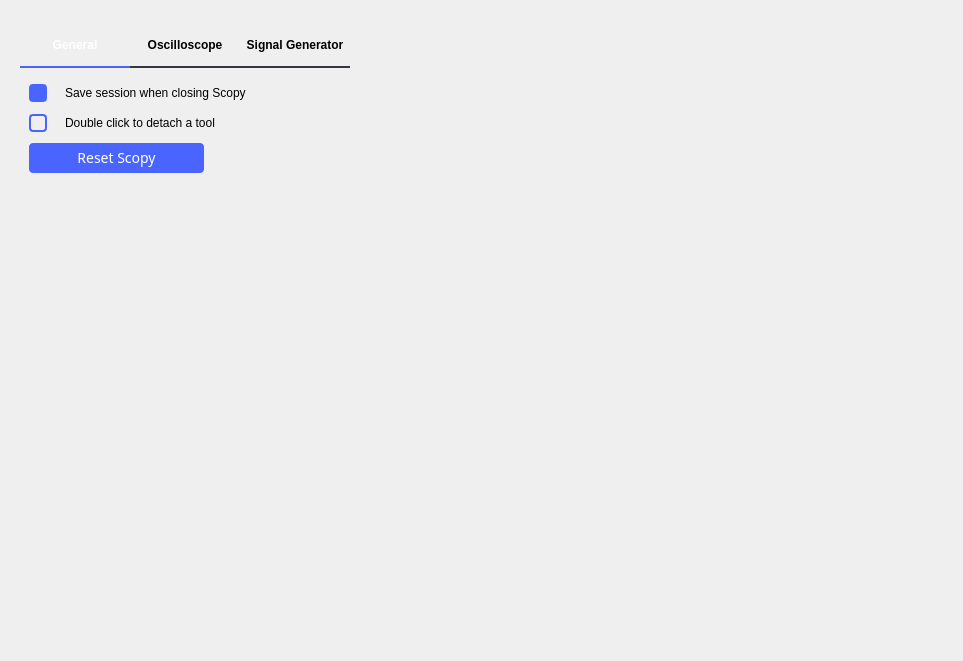
Old version of the form ui/preferences.ui in the repository analogdevicesinc/scopy.
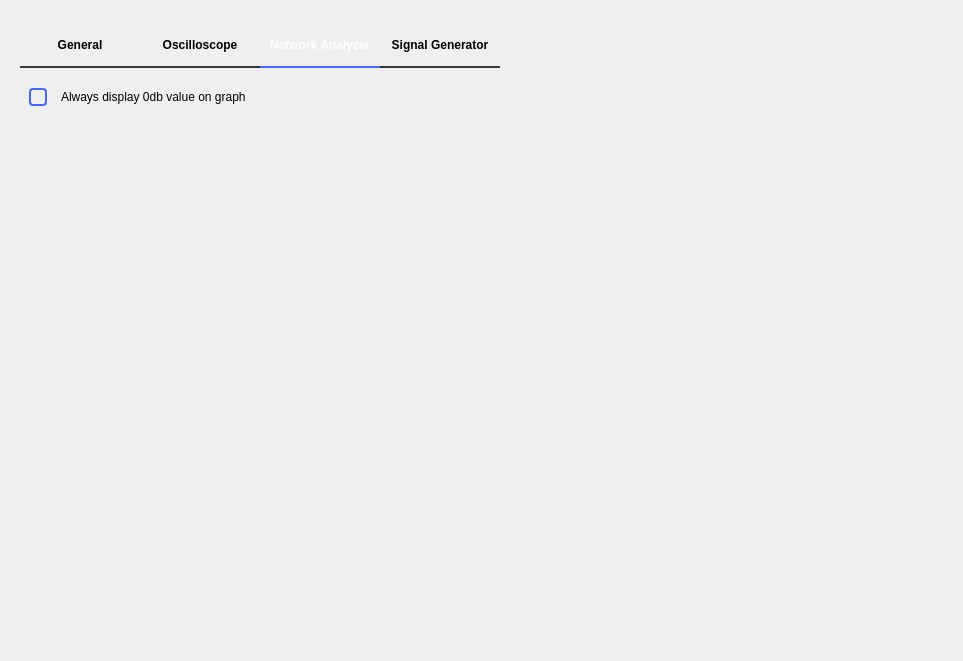
New version of the form. The open tabs and pages were chosen to show the change. Custom widgets are drawn as their Qt base class.

Commit message: Preferences: added a new option for network analyzer to always display zero value

What changed in the file:
```diff
--- a/ui/preferences.ui
+++ b/ui/preferences.ui
@@ -22,12 +22,18 @@
      <layout class="QVBoxLayout" name="verticalLayout_2">
       <item>
        <widget class="QTabWidget" name="tabWidget">
+        <property name="minimumSize">
+         <size>
+          <width>919</width>
+          <height>0</height>
+         </size>
+        </property>
         <property name="styleSheet">
          <string notr="true">QTabWidget::pane {
   border-top: 0px;
 }
 QTabBar::tab {
-  min-width: 110px;
+  min-width: 120px;
   min-height: 32px;
   padding-bottom: 5px;
   font: bold;
@@ -337,6 +343,79 @@
           </item>
          </layout>
         </widget>
+        <widget class="QWidget" name="NetworkAnalyzer">
+         <attribute name="title">
+          <string>Network Analyzer</string>
+         </attribute>
+         <layout class="QVBoxLayout" name="verticalLayout_6">
+          <item>
+           <layout class="QHBoxLayout" name="horizontalLayout_5">
+            <property name="topMargin">
+             <number>10</number>
+            </property>
+            <item>
+             <widget class="QCheckBox" name="na_zeroCheckBox">
+              <property name="styleSheet">
+               <string notr="true">QCheckBox {
+  spacing: 8px;
+  background-color: transparent;
+  font-size: 14px;
+  font-weight: bold;
+  font-family: &quot;monospace&quot;;
+  color: rgba(255, 255, 255, 153);
+}
+
+QCheckBox::indicator {
+  width: 14px;
+  height: 14px;
+  border: 2px solid rgb(74,100,255);
+  border-radius: 4px;
+}
+QCheckBox::indicator:unchecked { background-color: transparent; }
+QCheckBox::indicator:checked { background-color: rgb(74,100,255); }</string>
+              </property>
+              <property name="text">
+               <string/>
+              </property>
+             </widget>
+            </item>
+            <item>
+             <widget class="QLabel" name="label">
+              <property name="text">
+               <string>Always display 0db value on graph</string>
+              </property>
+             </widget>
+            </item>
+            <item>
+             <spacer name="horizontalSpacer_5">
+              <property name="orientation">
+               <enum>Qt::Horizontal</enum>
+              </property>
+              <property name="sizeHint" stdset="0">
+               <size>
+                <width>40</width>
+                <height>20</height>
+               </size>
+              </property>
+             </spacer>
+            </item>
+           </layout>
+          </item>
+          <item>
+           <spacer name="verticalSpacer_4">
+            <property name="orientation">
+             <enum>Qt::Vertical</enum>
+            </property>
+            <property name="sizeHint" stdset="0">
+             <size>
+              <width>20</width>
+              <height>40</height>
+             </size>
+            </property>
+           </spacer>
+          </item>
+         </layout>
+        </widget>
         <widget class="QWidget" name="SignalGenerator">
          <attribute name="title">
           <string>Signal Generator</string>
```
The commit also changes 2 other files.
